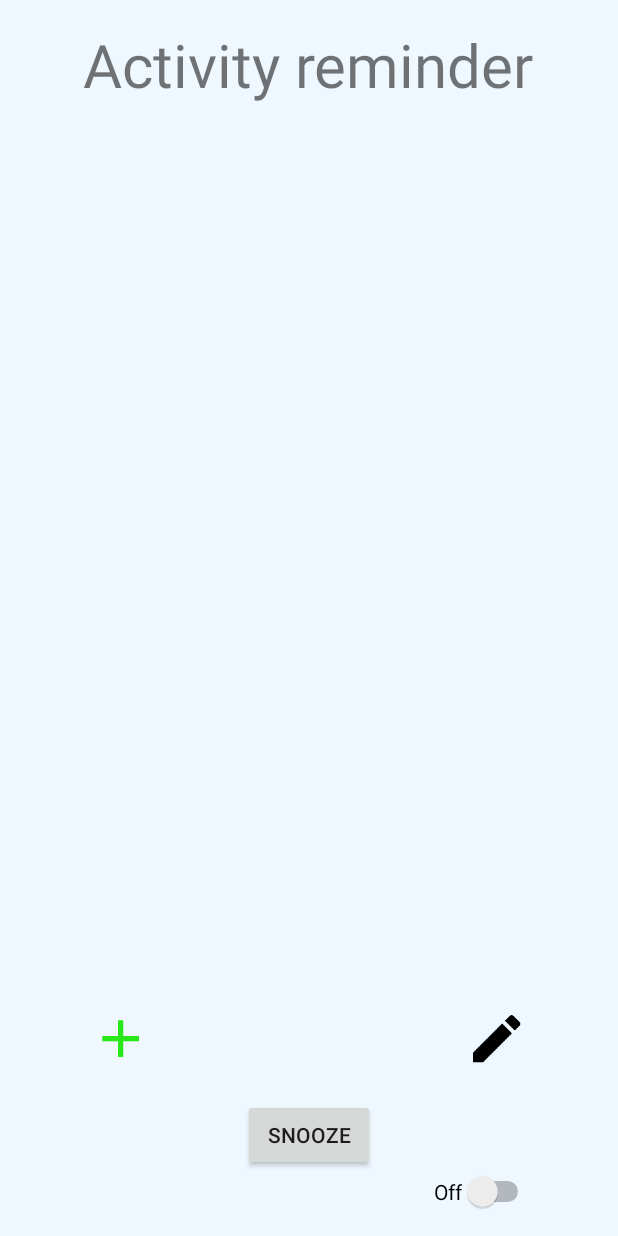
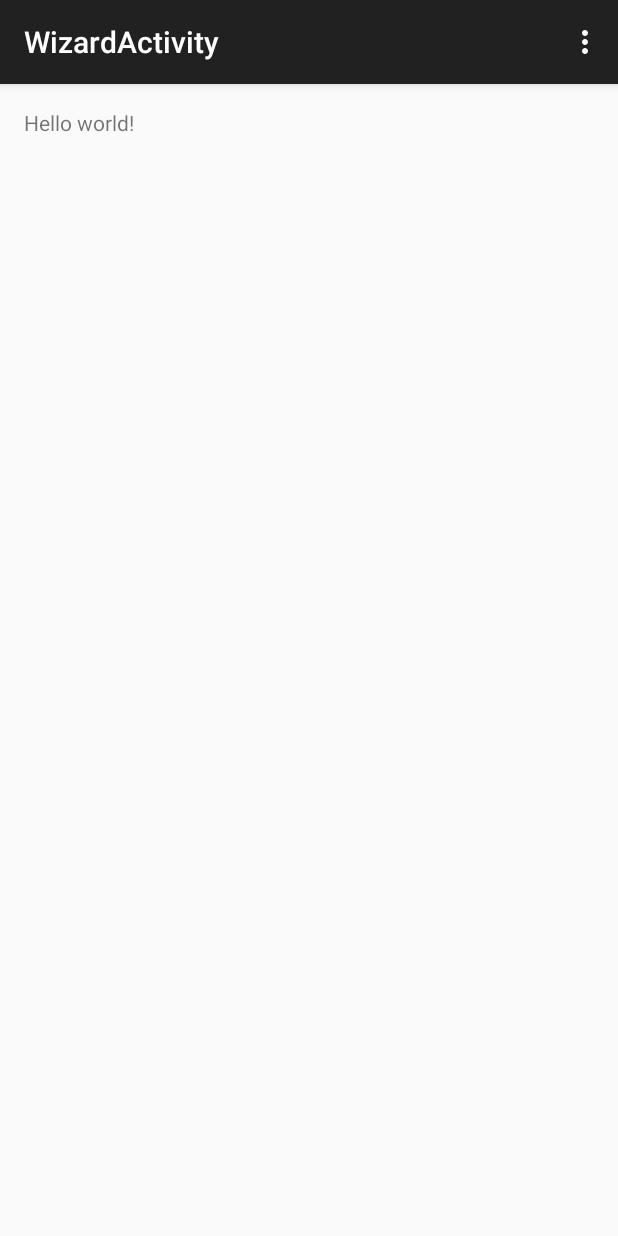
Before and after one commit to Todtaure/ThemeProjectITSMAP_G21, an Android app: the screen it shows after launch (MainMenuActivity before the commit, WizardActivity after it), after a tap on an icon or button, on a phone screen of 412 x 824 dp. Run offline under Robolectric (Android 15) with nearby library versions, the phone set to English and light mode, and no system bars.

Commit message:
Start wizard in addBtn fixed switch and startService here instead

```diff
--- a/app/src/main/java/com/example/chronos/themeprojectitsmap_201270746/MainMenuActivity.java
+++ b/app/src/main/java/com/example/chronos/themeprojectitsmap_201270746/MainMenuActivity.java
@@ -30,6 +30,7 @@ import android.widget.Toast;
 
 import com.example.chronos.themeprojectitsmap_201270746.Service.ReminderService;
 import com.example.chronos.themeprojectitsmap_201270746.Utilities.Constants;
+import com.example.chronos.themeprojectitsmap_201270746.Wizard.WizardActivity;
 
 import org.apache.http.conn.ConnectionKeepAliveStrategy;
 
@@ -62,18 +63,18 @@ public class MainMenuActivity extends Activity {
         });
 
         offSwitch = (Switch) findViewById(R.id.offSwitch);
-        offSwitch.setChecked(false);
 
         offSwitch.setOnCheckedChangeListener(new CompoundButton.OnCheckedChangeListener() {
             @Override
-            public void onCheckedChanged(CompoundButton buttonView, boolean isOff) {
+            public void onCheckedChanged(CompoundButton buttonView, boolean isOn) {
 
-                if(isOff) {
+                if(isOn) {
                     offSwitch.setText("On");
-                    onDestroy();
+                    startService(new Intent(getApplicationContext(), ReminderService.class));
                 }
                 else {
                     offSwitch.setText("Off");
+                    onDestroy();
                 }
             }
         });
@@ -105,7 +106,8 @@ public class MainMenuActivity extends Activity {
 
     public void addActivityBtn(View view)
     {
-        startService(new Intent(getApplicationContext(), ReminderService.class));
+        Intent wizardIntent = new Intent(this, WizardActivity.class);
+        startActivity(wizardIntent);
     }
 
     public void editBtn(View view)
--- a/app/src/main/java/com/example/chronos/themeprojectitsmap_201270746/Service/ReminderService.java
+++ b/app/src/main/java/com/example/chronos/themeprojectitsmap_201270746/Service/ReminderService.java
@@ -60,7 +60,7 @@ public class ReminderService extends Service {
         Message msg = mServiceHandler.obtainMessage();
 
         Bundle bundle = new Bundle();
-        bundle.putBoolean(Constants.Debug.IS_DEBUG, true);
+        bundle.putBoolean(Constants.Debug.IS_DEBUG, false);
 
         msg.arg1 = startId;
         msg.setData(bundle);
--- a/app/src/main/res/layout/activity_main_menu.xml
+++ b/app/src/main/res/layout/activity_main_menu.xml
@@ -10,9 +10,9 @@
     <Switch
         android:layout_width="wrap_content"
         android:layout_height="wrap_content"
-        android:text="Off"
+        android:text="On"
         android:id="@+id/offSwitch"
-        android:checked="false"
+        android:checked="true"
         android:layout_alignParentBottom="true"
         android:layout_alignEnd="@+id/header"/>
 
```
